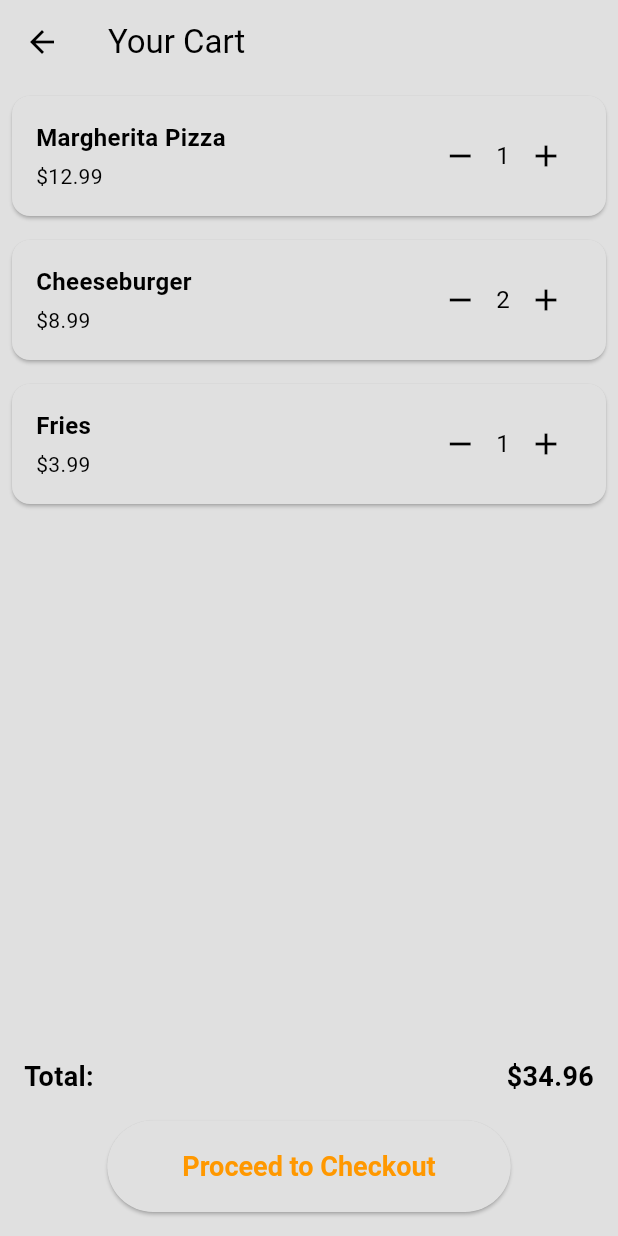
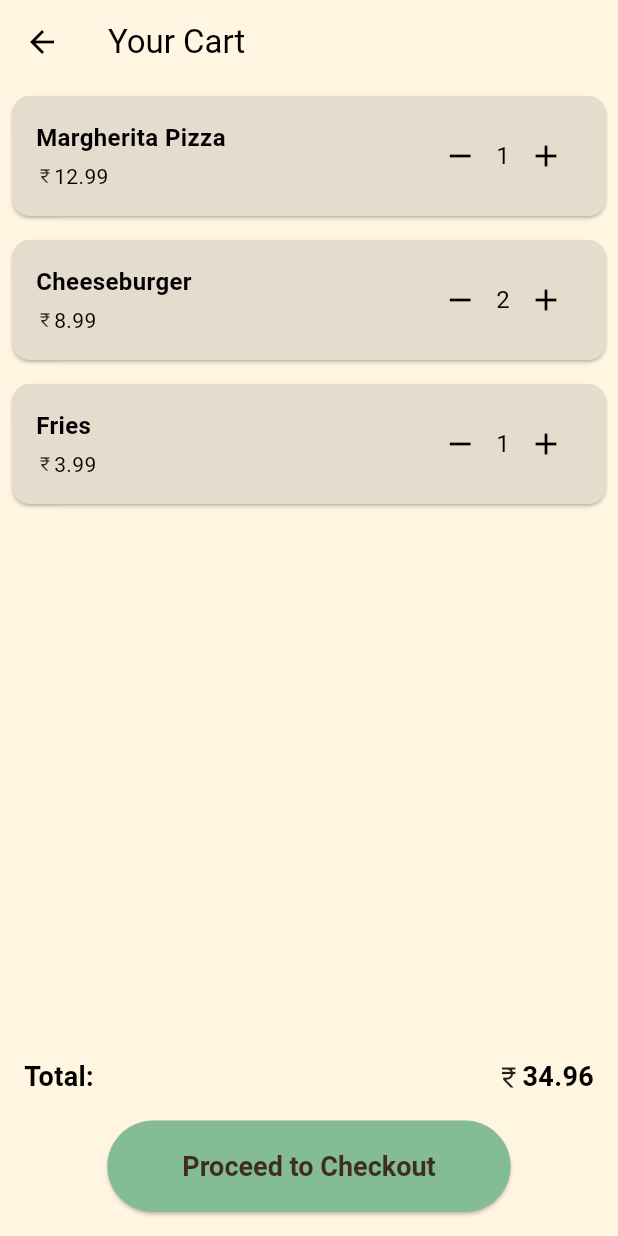
Before and after one commit to Campus-Dabba/campus_dabba_mobile, a Flutter app: the screen it shows once a user with an empty profile is signed in, after a tap on the "shopping cart" icon, on a phone screen of 412 x 824 dp. Run offline on Flutter 3.47's test engine with Material 3 defaults, Android fonts, the phone set to English and light mode, and no system bars; our stand-ins replace animate_do, dots_indicator, firebase_auth, firebase_core, shared_preferences, simple_animations; accounts and stored records are empty.

Commit message:
color changes

```diff
--- a/lib/screen/cart_screen.dart
+++ b/lib/screen/cart_screen.dart
@@ -28,7 +28,9 @@ class _CartScreenState extends State<CartScreen> {
   @override
   Widget build(BuildContext context) {
     return Scaffold(
+      backgroundColor: Color(0xFFFFF5E0),
       appBar: AppBar(
+        backgroundColor: Color(0xFFFFF5E0),
         title: Text('Your Cart'),
       ),
       body: Column(
@@ -70,17 +72,26 @@ class _CartScreenState extends State<CartScreen> {
                       style:
                           TextStyle(fontSize: 18, fontWeight: FontWeight.bold),
                     ),
-                    Text(
-                      '\$${totalPrice.toStringAsFixed(2)}',
-                      style:
-                          TextStyle(fontSize: 18, fontWeight: FontWeight.bold),
+                    Row(
+                      children: [
+                        Icon(
+                          Icons.currency_rupee,
+                          size: 18,
+                        ),
+                        Text(
+                          totalPrice.toStringAsFixed(2),
+                          style: TextStyle(
+                              fontSize: 18, fontWeight: FontWeight.bold),
+                        ),
+                      ],
                     ),
                   ],
                 ),
                 SizedBox(height: 16),
                 ElevatedButton(
                   style: ElevatedButton.styleFrom(
-                    foregroundColor: Colors.orange,
+                    foregroundColor: Color(0xFF3F2D20),
+                    backgroundColor: Color(0xFF84BD93),
                     padding: EdgeInsets.symmetric(horizontal: 50, vertical: 20),
                     textStyle:
                         TextStyle(fontSize: 18, fontWeight: FontWeight.bold),
@@ -125,6 +136,7 @@ class CartItemWidget extends StatelessWidget {
   @override
   Widget build(BuildContext context) {
     return Card(
+      color: Color(0xFFE6DCCD),
       margin: EdgeInsets.all(8),
       child: Padding(
         padding: EdgeInsets.all(16),
@@ -139,7 +151,15 @@ class CartItemWidget extends StatelessWidget {
                     style: TextStyle(fontSize: 16, fontWeight: FontWeight.bold),
                   ),
                   SizedBox(height: 4),
-                  Text('\$${item.price.toStringAsFixed(2)}'),
+                  Row(
+                    children: [
+                      Icon(
+                        Icons.currency_rupee,
+                        size: 12,
+                      ),
+                      Text(item.price.toStringAsFixed(2)),
+                    ],
+                  ),
                 ],
               ),
             ),
--- a/lib/screen/home_screen.dart
+++ b/lib/screen/home_screen.dart
@@ -10,13 +10,39 @@ import 'package:campus_dabba/widgets/food_card_widget.dart';
 import 'package:flutter/material.dart';
 import 'package:shared_preferences/shared_preferences.dart';
 
-class HomeScreen extends StatelessWidget {
-  HomeScreen({super.key});
+class HomeScreen extends StatefulWidget {
+  const HomeScreen({super.key});
+
+  @override
+  State<HomeScreen> createState() => _HomeScreenState();
+}
+
+class _HomeScreenState extends State<HomeScreen> {
   final _orderBasket = OrderBasket();
+
+  Map<String, dynamic> basket = {};
 
   void logoutFunction() {
     final auth = AuthService();
     auth.signOut();
+  }
+
+  @override
+  void initState() {
+    initialBasket();
+    super.initState();
+  }
+
+  void initialBasket() async {
+    final SharedPreferences prefs = await SharedPreferences.getInstance();
+    String? encodedCartData = prefs.getString('cart');
+
+    basket = {};
+
+    if (encodedCartData != null) {
+      basket = json.decode(encodedCartData);
+    }
+    setState(() {});
   }
 
   void updateCartData(String dishID, int quantity) async {
@@ -39,7 +65,9 @@ class HomeScreen extends StatelessWidget {
   @override
   Widget build(BuildContext context) {
     return Scaffold(
+      backgroundColor: Color(0xFFFFF5E0),
       appBar: AppBar(
+        backgroundColor: Color(0xFFFFF5E0),
         title: Text("Campus Dabba"),
         actions: [
           IconButton(
@@ -120,6 +148,8 @@ class HomeScreen extends StatelessWidget {
             ),
             FoodCard(
               orderBasket: _orderBasket,
+              onQuantityChange: updateCartData,
+              initialQuantity: basket["anita-bharlivangi"] ?? 0,
               dish: Dish(
                 dishID: "anita-bharlivangi",
                 cookName: "Anita",
@@ -133,6 +163,8 @@ class HomeScreen extends StatelessWidget {
             ),
             FoodCard(
               orderBasket: _orderBasket,
+              onQuantityChange: updateCartData,
+              initialQuantity: basket["swati-fafdajalebi"] ?? 0,
               dish: Dish(
                 dishID: "swati-fafdajalebi",
                 cookName: "Swati",
@@ -146,6 +178,8 @@ class HomeScreen extends StatelessWidget {
             ),
             FoodCard(
               orderBasket: _orderBasket,
+              initialQuantity: basket["rupa-thepla"] ?? 0,
+              onQuantityChange: updateCartData,
               dish: Dish(
                 dishID: "rupa-thepla",
                 cookName: "Rupa",
--- a/lib/widgets/food_card_widget.dart
+++ b/lib/widgets/food_card_widget.dart
@@ -7,11 +7,15 @@ import 'package:flutter/material.dart';
 class FoodCard extends StatefulWidget {
   final Dish dish;
   final OrderBasket orderBasket;
+  final int initialQuantity;
+  final void Function(String, int) onQuantityChange;
 
   const FoodCard({
     super.key,
     required this.dish,
     required this.orderBasket,
+    required this.initialQuantity,
+    required this.onQuantityChange,
   });
 
   @override
@@ -20,17 +24,13 @@ class FoodCard extends StatefulWidget {
 
 class _FoodCardState extends State<FoodCard> {
   void quantityChangeAction(quantity) {
-    widget.orderBasket.addOrder(
-      DishOrder(
-        orderID: widget.dish.dishID,
-        quantity: widget.dish.quantity,
-      ),
-    );
+    widget.onQuantityChange(widget.dish.dishID, quantity);
   }
 
   @override
   Widget build(BuildContext context) {
     return Card(
+      color: Color(0xFFE6DCCD),
       elevation: 4,
       shape: RoundedRectangleBorder(borderRadius: BorderRadius.circular(12)),
       child: Column(
@@ -130,10 +130,9 @@ class _FoodCardState extends State<FoodCard> {
                 Padding(
                   padding: const EdgeInsets.only(right: 10),
                   child: QuantityControlWidget(
-                    initialQuantity: widget.dish.quantity,
-                    onQuantityChanged: (quantity) {
-                      widget.dish.quantity = quantity;
-                    },
+                    initialQuantity: widget.initialQuantity,
+                    onQuantityChanged: (quantity) =>
+                        quantityChangeAction(quantity),
                   ),
                 )
               ],
```
Also changed, not shown: 1 other file.
